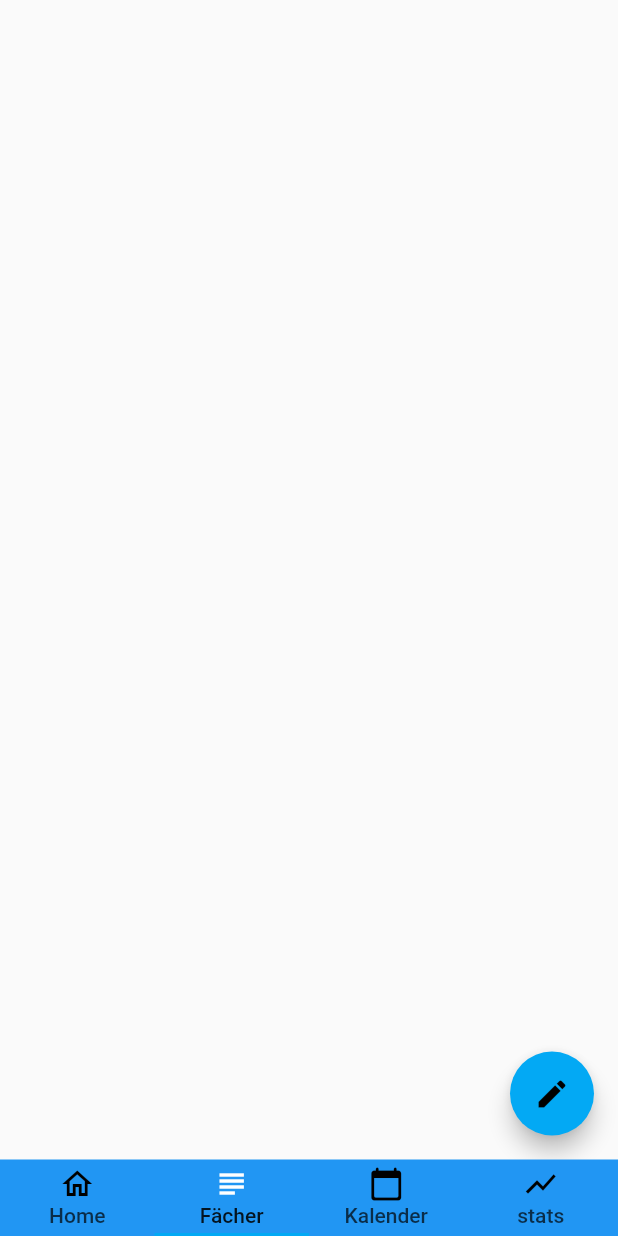
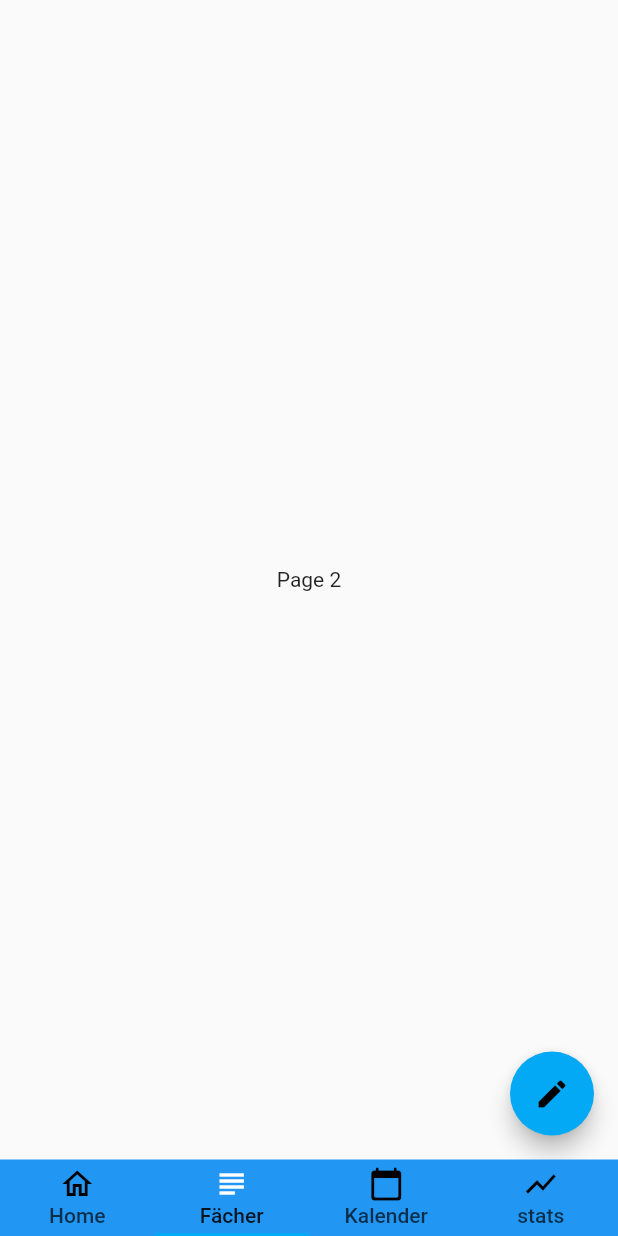
Before and after one commit to Dojagames/Abiplaner, a Flutter app: the screen it shows after launch, item 2 of the bottom bar chosen, on a phone screen of 412 x 824 dp. Run offline on Flutter 3.47's test engine with Material 2 defaults, Android fonts, the phone set to English and light mode, and no system bars; our stand-ins replace fluttertoast.

Commit message:
adding missing "Page 2" Text

```diff
--- a/lib/tabs/Subjects.dart
+++ b/lib/tabs/Subjects.dart
@@ -17,7 +17,7 @@ in View, sort in LK / gK and alphabetically
 
 Widget SubjectWidget =
 Scaffold(
-  body: const Center(),
+  body: const Center(child: Text("Page 2")),
   floatingActionButton: FloatingActionButton(
       onPressed: (){
         addSubject("String");
```
